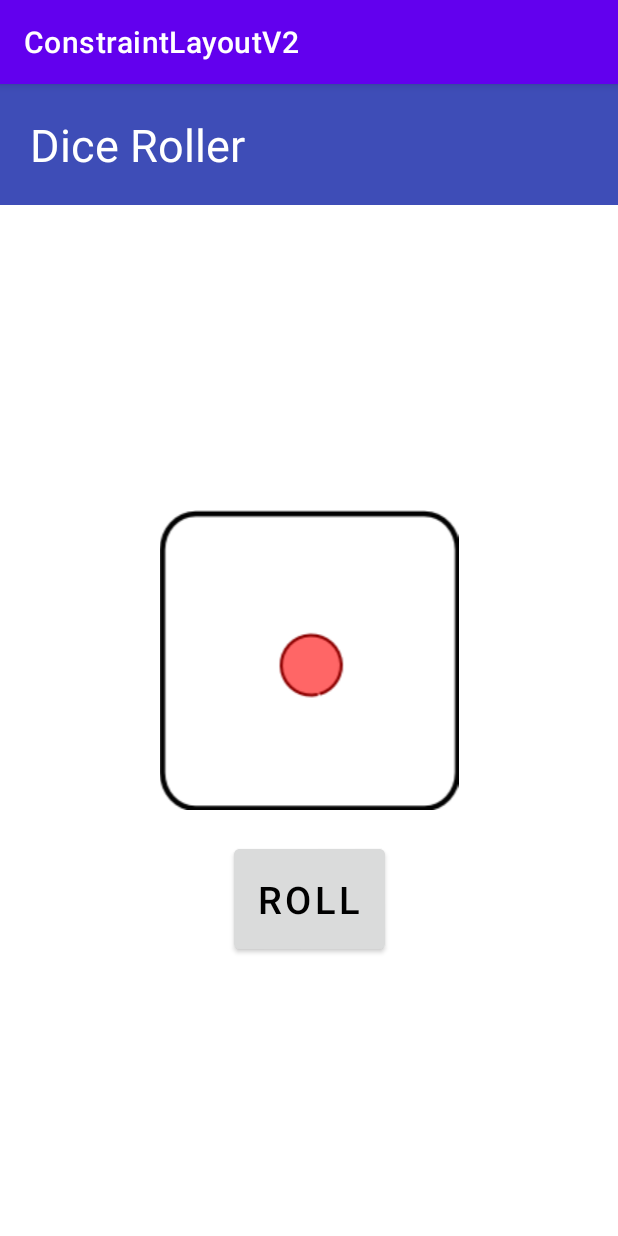
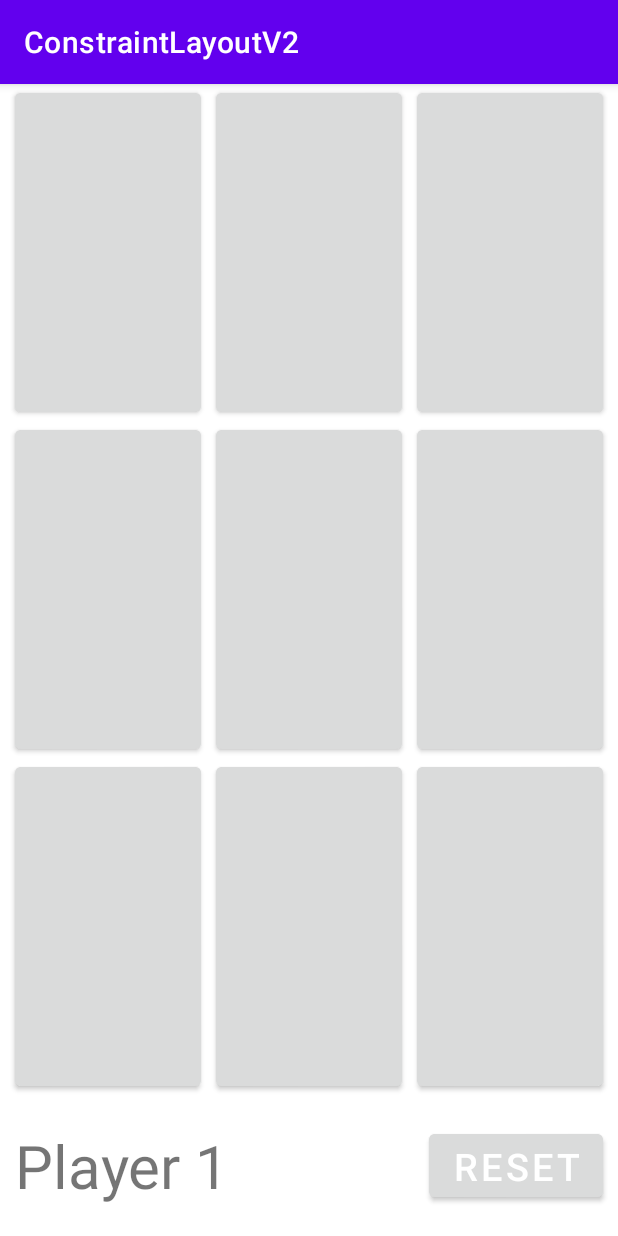
Before and after one commit to ArtZak/ConstraintLayoutV2, an Android app: the screen it shows after launch (MainActivity), on a phone screen of 412 x 824 dp. Run offline under Robolectric (Android 15) with nearby library versions, the phone set to English and light mode, and no system bars.

Commit message:
Fixed displaying players number.

```diff
--- a/app/src/main/java/com/example/constraintlayoutv2/MainActivity.kt
+++ b/app/src/main/java/com/example/constraintlayoutv2/MainActivity.kt
@@ -12,49 +12,50 @@ import kotlin.random.Random
 
 class MainActivity : AppCompatActivity() {
     /*tic-tac-toe*/
-    /*var arr = mutableListOf<Button>()
+    var arr = mutableListOf<Button>()
     var pNumber = 1
     var flag = 0
-    lateinit var stateText: TextView*/
+    lateinit var stateText: TextView
 
-    lateinit var image: ImageView
-    val dices = mutableListOf<Drawable>()
+    /*Dice*/
+    /*lateinit var image: ImageView
+    val dices = mutableListOf<Drawable>()*/
 
     override fun onCreate(savedInstanceState: Bundle?) {
         super.onCreate(savedInstanceState)
-        setContentView(R.layout.dice)
+        setContentView(R.layout.tic_tac_toe)
 
         /*Dice*/
-        image = findViewById(R.id.dice_image)
+        /*image = findViewById(R.id.dice_image)
 
         for(i in 1..6){
             var imageId = "dice_$i"
             var resId = resources.getIdentifier(imageId, "drawable", packageName)
             dices.add(resources.getDrawable(resId))
-        }
+        }*/
 
         /*tic-tac-toe*/
-        /*for (i in 1..9){
+        for (i in 1..9){
             var buttonId = "button_"+"$i"
             var resId = resources.getIdentifier(buttonId, "id", packageName)
             arr.add(findViewById(resId))
         }
 
         stateText = findViewById(R.id.game_state)
-        stateText.text = "Player ${pNumber % 2}"*/
+        stateText.text = "Player ${pNumber % 2}"
     }
 
     /*Dice*/
-    fun rollHandler(view: View){
+    /*fun rollHandler(view: View){
         val rnd = Random
         if(view is Button) {
             val image = findViewById<ImageView>(R.id.dice_image)
             image.setImageDrawable(dices[rnd.nextInt(0, 6)])
         }
-    }
+    }*/
 
     /*Tic-tac-toe*/
-    /*fun fieldHandler(view: View){
+    fun fieldHandler(view: View){
         if(flag == 0 && view is Button){
             if(view.text == "X" || view.text == "O"){
                 return
@@ -71,6 +72,7 @@ class MainActivity : AppCompatActivity() {
                 }
             }
 
+            stateText.text = "Player ${(pNumber + 1) % 2 + 1}"
             flag = checkWin(arr, pNumber)
             if(flag == 1){
                 stateText.text = "Player ${pNumber % 2 + 1} Wins!!!"
@@ -87,6 +89,7 @@ class MainActivity : AppCompatActivity() {
         }
         flag = 0
         pNumber = 1
+        stateText.text = "Player ${(pNumber + 1) % 2 + 1}"
     }
 
     private fun checkWin(arr: MutableList<Button>, count: Int): Int{
@@ -106,5 +109,5 @@ class MainActivity : AppCompatActivity() {
             return -1
         }
         return 0
-    }*/
+    }
 }
```
